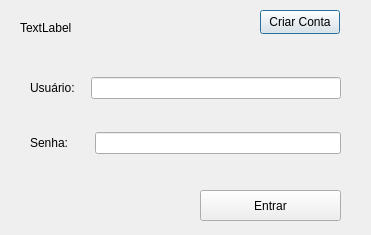
Above: login.ui from walter-agostinho/Vehicle_Searching before the change. Below: the same form after it.
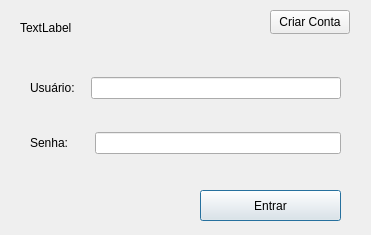
That is the form after the change.

What changed in the file:
```diff
--- a/login.ui
+++ b/login.ui
@@ -34,19 +34,6 @@
   <property name="sizeGripEnabled">
    <bool>false</bool>
   </property>
-  <widget class="QPushButton" name="createAccountButton">
-   <property name="geometry">
-    <rect>
-     <x>260</x>
-     <y>10</y>
-     <width>80</width>
-     <height>24</height>
-    </rect>
-   </property>
-   <property name="text">
-    <string>Criar Conta</string>
-   </property>
-  </widget>
   <widget class="QWidget" name="verticalLayoutWidget">
    <property name="geometry">
     <rect>
@@ -151,6 +138,19 @@
     <string>TextLabel</string>
    </property>
   </widget>
+  <widget class="QPushButton" name="createAccountButton">
+   <property name="geometry">
+    <rect>
+     <x>270</x>
+     <y>10</y>
+     <width>80</width>
+     <height>24</height>
+    </rect>
+   </property>
+   <property name="text">
+    <string>Criar Conta</string>
+   </property>
+  </widget>
  </widget>
  <tabstops>
   <tabstop>userLineEdit</tabstop>
```
Left out of the diff: 1 changed line with no effect on the pictures.
